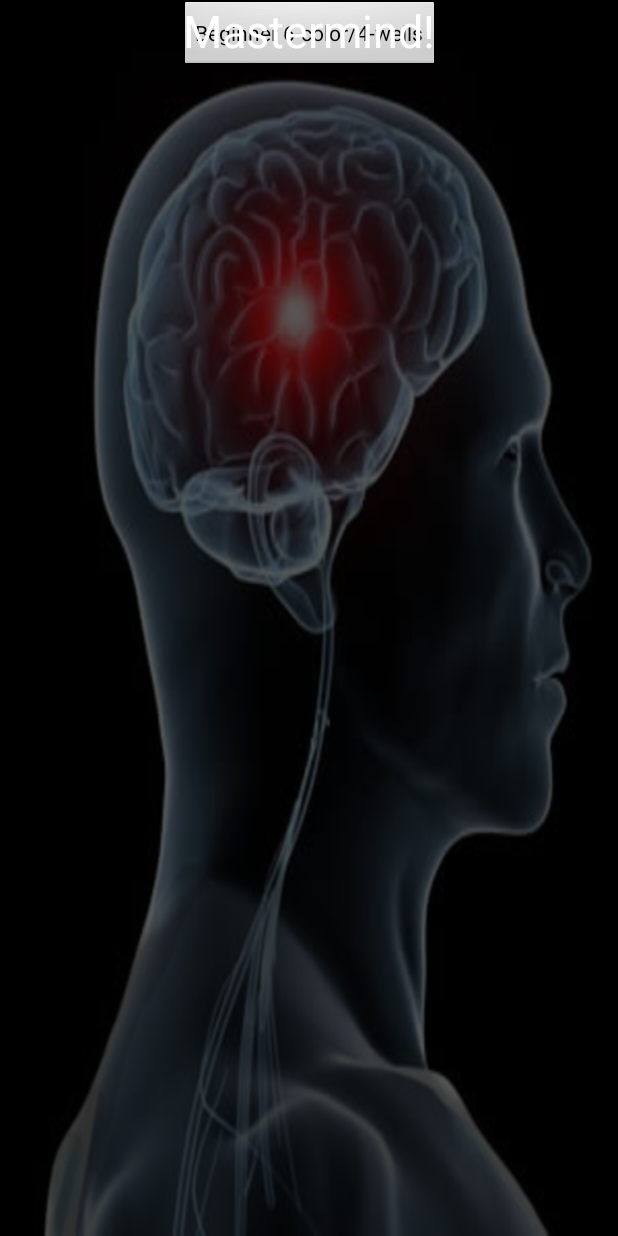
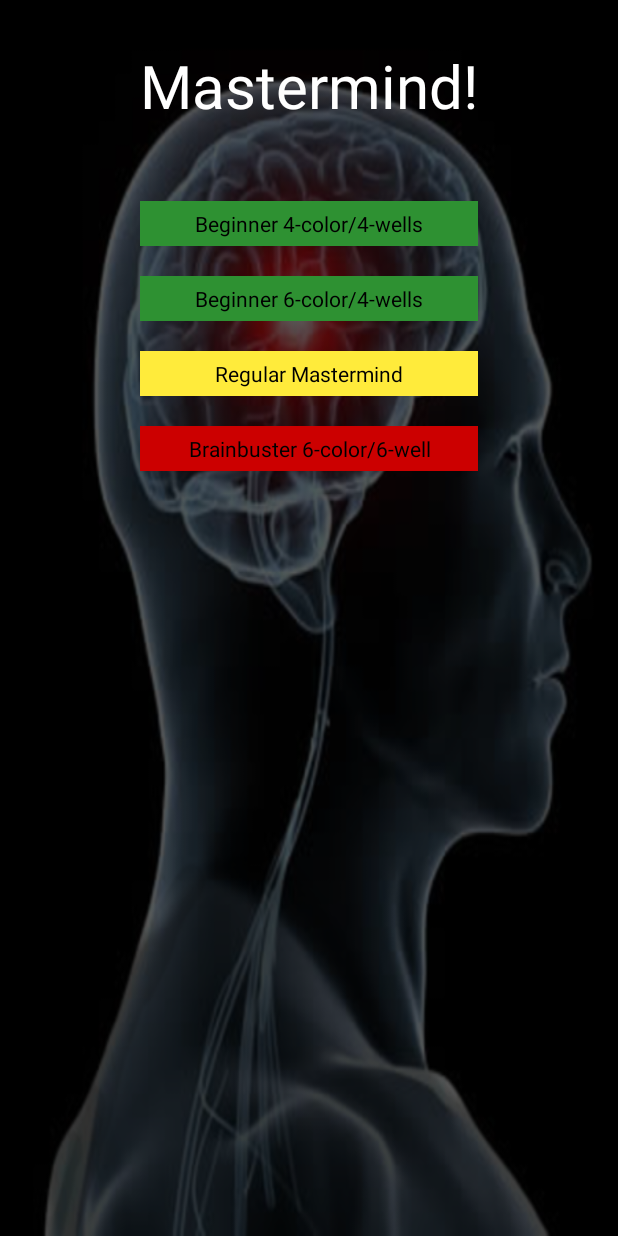
Before and after one commit to ChrisLaforet/MasterMind, an Android app: the screen it shows after launch (MainActivity), on a phone screen of 412 x 824 dp. Run offline under Robolectric (Android 15) with nearby library versions, the phone set to English and light mode, and no system bars.

Commit message:
Designing main screen

```diff
--- a/app/src/main/res/layout/activity_main.xml
+++ b/app/src/main/res/layout/activity_main.xml
@@ -1,41 +1,105 @@
 <?xml version="1.0" encoding="utf-8"?>
-<androidx.constraintlayout.widget.ConstraintLayout xmlns:android="http://schemas.android.com/apk/res/android"
+
+<TableLayout xmlns:android="http://schemas.android.com/apk/res/android"
         xmlns:tools="http://schemas.android.com/tools"
         xmlns:app="http://schemas.android.com/apk/res-auto"
         android:layout_width="match_parent"
         android:layout_height="match_parent"
         android:background="@drawable/brain_background"
-        tools:context=".MainActivity">
+        tools:context=".MainActivity"
+        tools:layout_editor_absoluteY="8dp"
+        tools:layout_editor_absoluteX="8dp">
+
+    <TableRow
+            android:layout_width="match_parent"
+            android:layout_height="match_parent"
+            android:gravity="center"
+            android:paddingTop="30dp"
+            android:paddingBottom="40dp"
+            >
+
+            <TextView
+                    android:layout_width="match_parent"
+                    android:layout_height="wrap_content"
+                    android:text="Mastermind!"
+                    android:textSize="40sp"
+                    android:textColor="@color/white"
+                    android:textAlignment="center"
+                    />
+    </TableRow>
+
+    <TableRow
+            android:layout_width="match_parent"
+            android:layout_height="match_parent"
+            android:gravity="center"
+            android:paddingTop="10dp"
+            android:paddingBottom="10dp"
+            >
 
         <Button
                 android:id="@+id/beginner_4by4_button"
                 android:layout_width="wrap_content"
                 android:layout_height="wrap_content"
+                android:padding="5dp"
                 android:text="Beginner 4-color/4-wells"
-            tools:layout_editor_absoluteY="140dp"
-            app:layout_constraintLeft_toLeftOf="parent"
-            app:layout_constraintRight_toRightOf="parent"
+                android:textColor="@color/black"
+                android:background="#2E9132"
             />
+    </TableRow>
+
+    <TableRow
+            android:layout_width="match_parent"
+            android:layout_height="match_parent"
+            android:gravity="center"
+            android:paddingTop="10dp"
+            android:paddingBottom="10dp"
+            >
 
             <Button
                     android:id="@+id/beginner_6by4_button"
                     android:layout_width="wrap_content"
                     android:layout_height="wrap_content"
+                    android:padding="5dp"
                     android:text="Beginner 6-color/4-wells"
-            tools:layout_editor_absoluteY="200dp"
-            app:layout_constraintLeft_toLeftOf="parent"
-            app:layout_constraintRight_toRightOf="parent"
+                    android:textColor="@color/black"
+                    android:background="#2E9132"
                     />
+    </TableRow>
 
-    <TextView
+    <TableRow
+            android:layout_width="match_parent"
+            android:layout_height="match_parent"
+            android:gravity="center"
+            android:paddingTop="10dp"
+            android:paddingBottom="10dp"
+            >
+
+        <Button
+                android:id="@+id/regular_6by4_button"
                 android:layout_width="wrap_content"
                 android:layout_height="wrap_content"
-            android:text="Mastermind!"
-            android:textSize="30dp"
-            android:textColor="@color/white"
-            tools:layout_editor_absoluteY="30dp"
-            app:layout_constraintLeft_toLeftOf="parent"
-            app:layout_constraintRight_toRightOf="parent"
+                android:padding="5dp"
+                android:text="Regular Mastermind"
+                android:textColor="@color/black"
+                android:background="#FFEB3B" />
+    </TableRow>
+
+    <TableRow
+            android:layout_width="match_parent"
+            android:layout_height="match_parent"
+            android:gravity="center"
+            android:paddingTop="10dp"
+            android:paddingBottom="10dp"
+            >
+        <Button
+                android:id="@+id/brainbuster_6by6_button"
+                android:layout_width="wrap_content"
+                android:layout_height="wrap_content"
+                android:padding="5dp"
+                android:text="Brainbuster 6-color/6-well"
+                android:textColor="@color/black"
+                android:background="@android:color/holo_red_dark"
                 />
+    </TableRow>
 
-</androidx.constraintlayout.widget.ConstraintLayout>
+</TableLayout>
```
Lines whose indentation alone changed are shown as unchanged.
